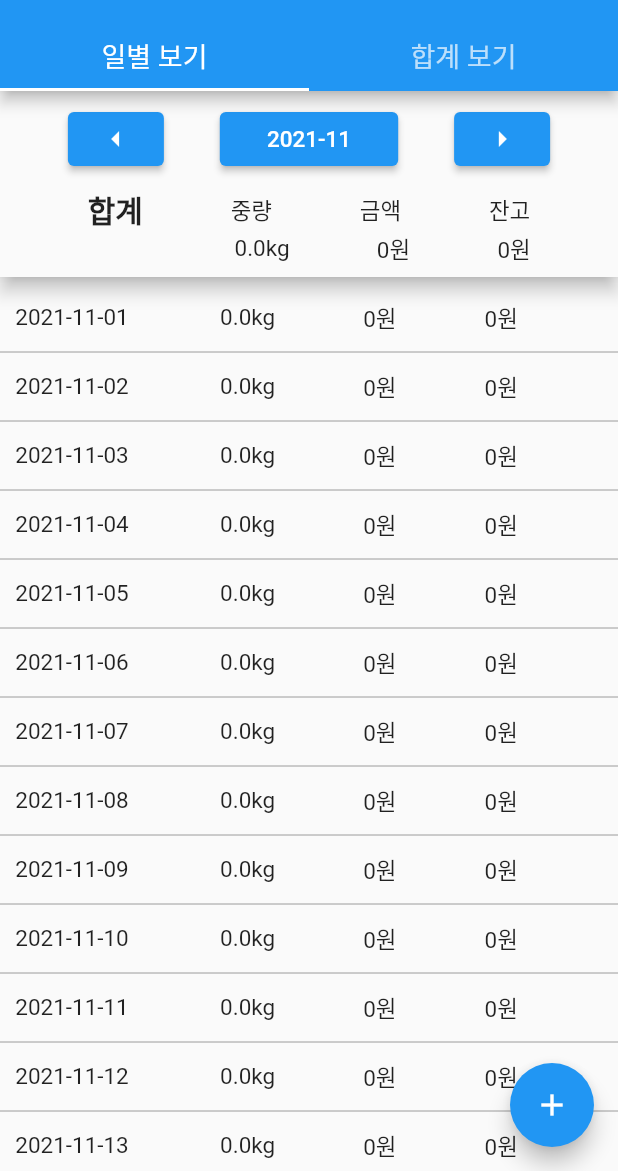
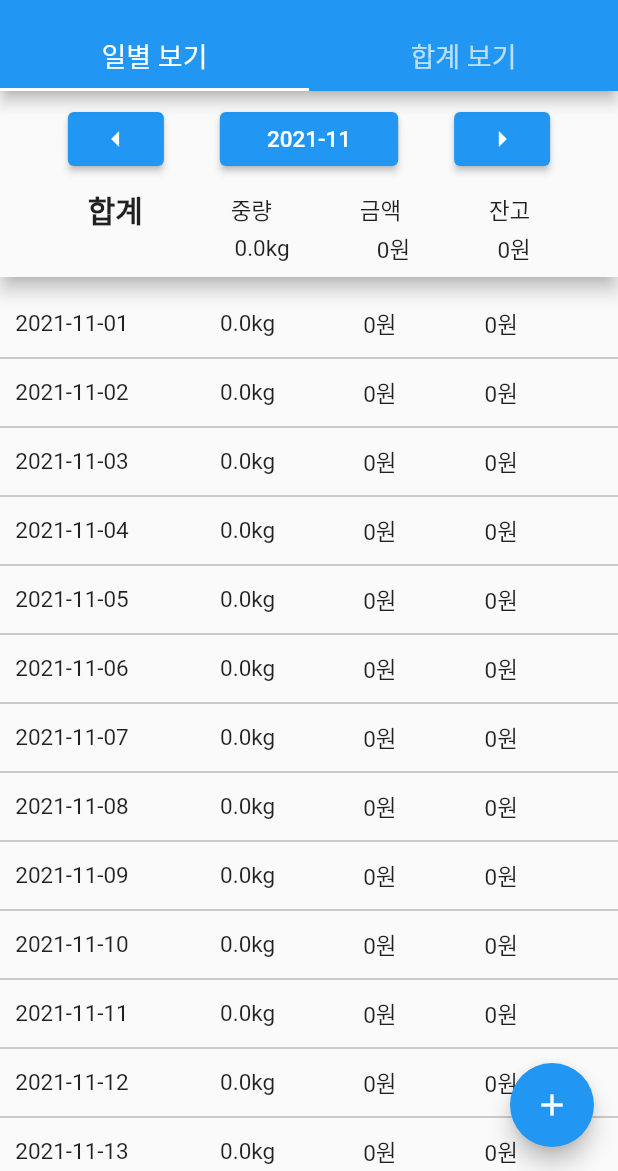
Before and after one commit to mbkim95/jokbal_manager_flutter, a Flutter app: the screen it shows after launch, after a tap on the "arrow left" icon, on a phone screen of 412 x 824 dp, the part 65-1236 px from its top. Run offline on Flutter 3.47's test engine with Material 2 defaults, Android fonts, the phone set to English and light mode, and no system bars; our stand-ins replace month_picker_dialog, sqflite; accounts and stored records are empty.

Commit message:
Fix DailyList Layout

```diff
--- a/lib/ui/daily_list_tile.dart
+++ b/lib/ui/daily_list_tile.dart
@@ -29,14 +29,20 @@ class _DailyListTileState extends State<DailyListTile> {
   bool isBack = false;
   bool isMix = false;
 
-  @override
-  void initState() {
-    super.initState();
-    sumTotalValue();
+  void _initialize() {
+    totalPrice = 0;
+    totalWeight = 0;
+    totalBalance = 0;
+    prices = [0, 0, 0];
+    weights = [0, 0, 0];
+    balances = [0, 0, 0];
+    isFront = false;
+    isBack = false;
+    isMix = false;
   }
 
-  void sumTotalValue() {
-    final order = widget.order;
+  void sumTotalValue(DayOrder order) {
+    _initialize();
     for (var e in order.orders) {
       totalPrice += e.price;
       totalWeight += e.weight;
@@ -63,6 +69,7 @@ class _DailyListTileState extends State<DailyListTile> {
   @override
   Widget build(BuildContext context) {
     final order = widget.order;
+    sumTotalValue(order);
     return GestureDetector(
       onTap: () {
         setState(() {
@@ -90,13 +97,9 @@ class _DailyListTileState extends State<DailyListTile> {
   }
 
   Widget _renderDailyText(String title, double weight, int price, int deposit) {
-    int index = widget.index;
-    return Padding(
-      padding: index == 0
-          ? const EdgeInsets.only(top: 16, bottom: 4, left: 8, right: 8)
-          : index == widget.maxDay - 1
-              ? const EdgeInsets.only(top: 4, bottom: 80, left: 8, right: 8)
-              : const EdgeInsets.symmetric(horizontal: 8, vertical: 4),
+    return Container(
+      color: Colors.transparent,
+      padding: const EdgeInsets.symmetric(horizontal: 8, vertical: 4),
       child: Row(
         children: [
           SizedBox(
--- a/lib/ui/main.dart
+++ b/lib/ui/main.dart
@@ -79,10 +79,17 @@ class _MyHomePageState extends State<MyHomePage>
   ListView _renderList() {
     return ListView.separated(
       itemBuilder: (context, index) {
-        return DailyListTile(
-            index: index,
-            maxDay: DateTime(year, month + 1, 0).day,
-            order: monthOrder[index]);
+        return Container(
+          padding: index == 0
+              ? const EdgeInsets.only(top: 16)
+              : index == monthOrder.length - 1
+                  ? const EdgeInsets.only(bottom: 80)
+                  : const EdgeInsets.all(0),
+          child: DailyListTile(
+              index: index,
+              maxDay: monthOrder.length,
+              order: monthOrder[index]),
+        );
       },
       separatorBuilder: (context, index) =>
           const Divider(color: Colors.black38),
@@ -217,7 +224,7 @@ class _MyHomePageState extends State<MyHomePage>
                     context: context, builder: (context) => dialog);
                 if (order != null) {
                   await repository.insertOrder(order);
-                  _loadOrder(year, month);
+                  await _loadOrder(year, month);
                 }
               },
               tooltip: '등록하기',
```
